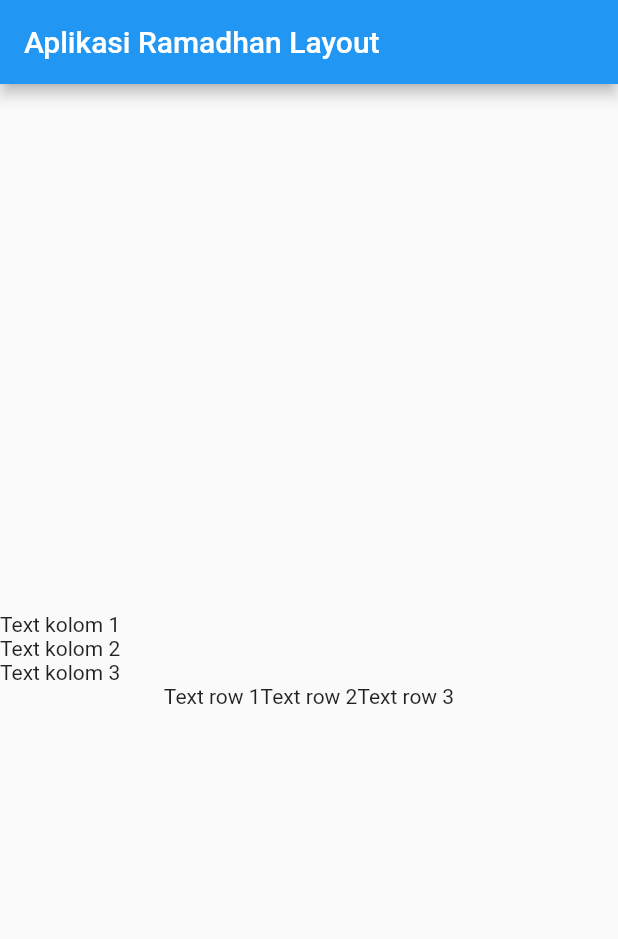
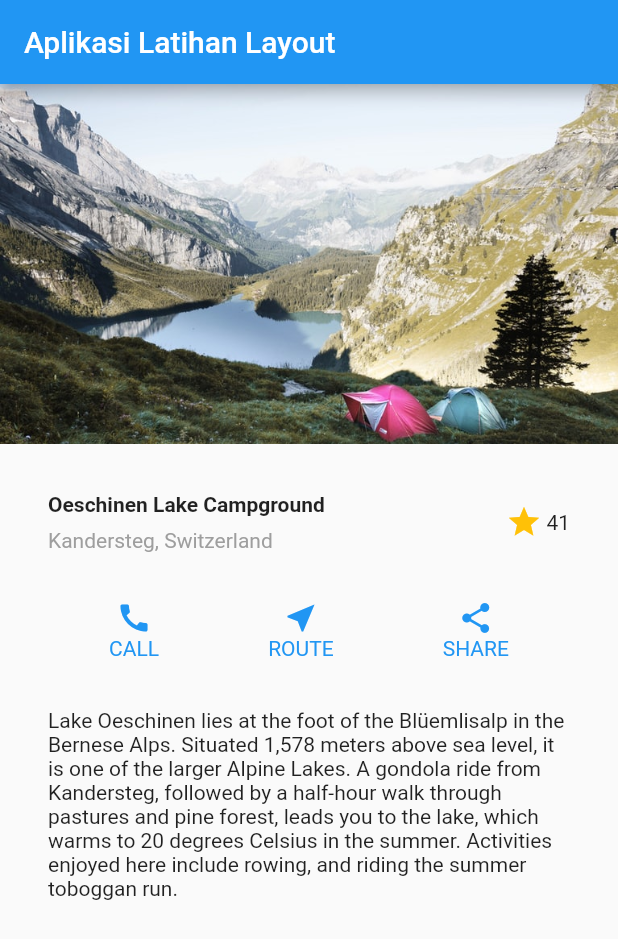
Before and after one commit to devlover-xyz/belajar-flutter, a Flutter app: the screen it shows after launch, on a phone screen of 412 x 824 dp. Shown: the top 939 px of the screen. Run offline on Flutter 3.47's test engine with Material 2 defaults, Android fonts, the phone set to English and light mode, and no system bars; our stand-ins replace supercharged.

Commit message:
latihan-3

```diff
--- a/lib/main.dart
+++ b/lib/main.dart
@@ -12,26 +12,104 @@
 class RamadhanApp extends StatelessWidget {
   @override
   Widget build(BuildContext context) {
+    Column _buildButtonColoumn(Color color, IconData icon, String label) {
+      return Column(
+        mainAxisSize: MainAxisSize.min,
+        mainAxisAlignment: MainAxisAlignment.center,
+        children: [
+          Icon(
+            icon,
+            color: color,
+          ),
+          Text(
+            label,
+            style: TextStyle(color: color),
+          ),
+        ],
+      );
+    }
+
+    var titleSection = Container(
+      padding: EdgeInsets.all(32),
+      child: Row(
+        children: [
+          Expanded(
+            child: Column(
+              crossAxisAlignment: CrossAxisAlignment.start,
+              children: [
+                Padding(
+                  padding: const EdgeInsets.only(bottom: 8.0),
+                  child: Text(
+                    'Oeschinen Lake Campground',
+                    style: TextStyle(fontWeight: FontWeight.bold),
+                  ),
+                ),
+                Text(
+                  'Kandersteg, Switzerland',
+                  style: TextStyle(color: Colors.grey),
+                )
+              ],
+            ),
+          ),
+          Padding(
+            padding: const EdgeInsets.only(right: 3.0),
+            child: Icon(
+              Icons.star,
+              color: Colors.amber,
+            ),
+          ),
+          Text('41')
+        ],
+      ),
+    );
+
+    var color = Theme.of(context).primaryColor;
+
+    var buttonSection = Container(
+      child: Row(
+        mainAxisAlignment: MainAxisAlignment.spaceEvenly,
+        children: [
+          _buildButtonColoumn(color, Icons.call, 'CALL'),
+          _buildButtonColoumn(color, Icons.near_me, 'ROUTE'),
+          _buildButtonColoumn(color, Icons.share, 'SHARE'),
+        ],
+      ),
+    );
+
+    var textSection = Container(
+      padding: EdgeInsets.all(32),
+      child: Text(
+          'Lake Oeschinen lies at the foot of the Blüemlisalp in the Bernese '
+          'Alps. Situated 1,578 meters above sea level, it is one of the '
+          'larger Alpine Lakes. A gondola ride from Kandersteg, followed by a '
+          'half-hour walk through pastures and pine forest, leads you to the '
+          'lake, which warms to 20 degrees Celsius in the summer. Activities '
+          'enjoyed here include rowing, and riding the summer toboggan run.'),
+    );
+
     return MaterialApp(
       home: Scaffold(
         appBar: AppBar(
-          title: Text('Aplikasi Ramadhan Layout'),
+          title: Text('Aplikasi Latihan Layout'),
         ),
         body: Column(
-          mainAxisAlignment: MainAxisAlignment.center,
-          crossAxisAlignment: CrossAxisAlignment.start,
           children: [
-            Text("Text kolom 1"),
-            Text("Text kolom 2"),
-            Text("Text kolom 3"),
-            Row(
-              mainAxisAlignment: MainAxisAlignment.center,
-              children: [
-                Text("Text row 1"),
-                Text("Text row 2"),
-                Text("Text row 3"),
-              ],
-            )
+            /// image section
+            Image.asset(
+              'images/photo1.jpeg',
+              width: double.infinity,
+              height: 240,
+              fit: BoxFit.cover,
+            ),
+
+            /// title section
+            titleSection,
+
+            /// button section
+            buttonSection,
+
+            /// text section
+            textSection
           ],
         ),
       ),
--- a/pubspec.yaml
+++ b/pubspec.yaml
@@ -40,8 +40,8 @@
   # the material Icons class.
   uses-material-design: true
   # To add assets to your application, add an assets section, like this:
-  # assets:
-  #   - images/a_dot_burr.jpeg
+  assets:
+    - images/photo1.jpeg
   #   - images/a_dot_ham.jpeg
   # An image asset can refer to one or more resolution-specific "variants", see
   # https://flutter.dev/assets-and-images/#resolution-aware.
```
Also changed, not shown: images/photo1.jpeg (added).
